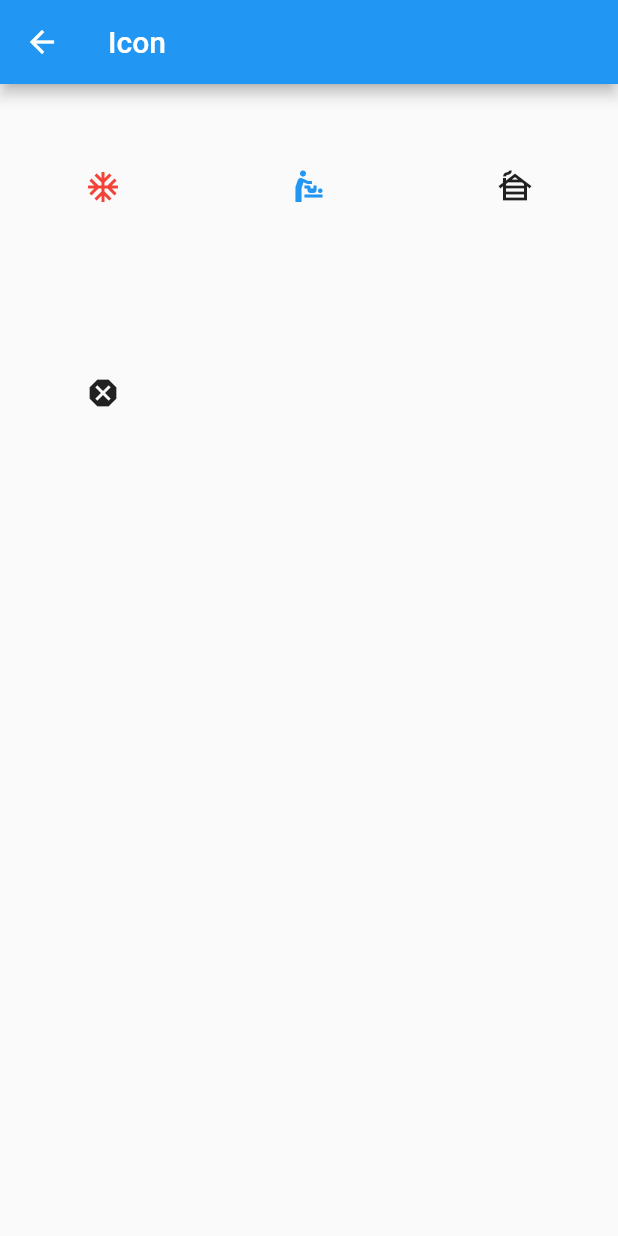
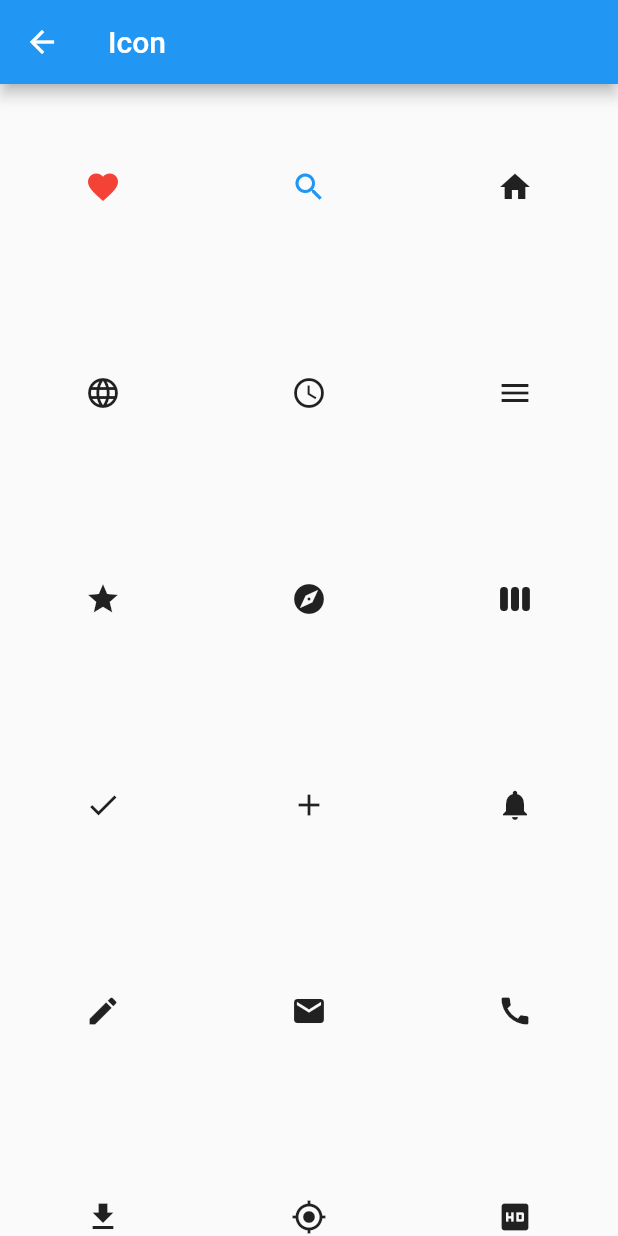
Before and after one commit to swcleo/ithome_flutter, a Flutter app: the IconScreen screen opened by its route, on a phone screen of 412 x 824 dp. Run offline on Flutter 3.47's test engine with Material 2 defaults, Android fonts, the phone set to English and light mode, and no system bars.

Commit message:
button icon

```diff
--- a/my_widgets/lib/screen/icon.screen.dart
+++ b/my_widgets/lib/screen/icon.screen.dart
@@ -11,10 +11,24 @@ class IconScreen extends StatelessWidget {
           childAspectRatio: 1.0,
         ),
         children: <Widget>[
-          Icon(Icons.ac_unit, color: Colors.red),
-          Icon(Icons.baby_changing_station, color: Colors.blue),
-          Icon(Icons.cabin),
-          Icon(Icons.dangerous),
+          Icon(Icons.favorite, color: Colors.red),
+          Icon(Icons.search, color: Colors.blue),
+          Icon(Icons.home),
+          Icon(Icons.language),
+          Icon(Icons.schedule),
+          Icon(Icons.menu),
+          Icon(Icons.grade),
+          Icon(Icons.explore),
+          Icon(Icons.view_week),
+          Icon(Icons.check),
+          Icon(Icons.add),
+          Icon(Icons.notifications),
+          Icon(Icons.edit),
+          Icon(Icons.email),
+          Icon(Icons.call),
+          Icon(Icons.file_download),
+          Icon(Icons.my_location),
+          Icon(Icons.hd),
         ],
       ),
     );
```
Also changed, not shown: my_widgets/lib/screen/button.screen.dart (+30 -2 lines).
